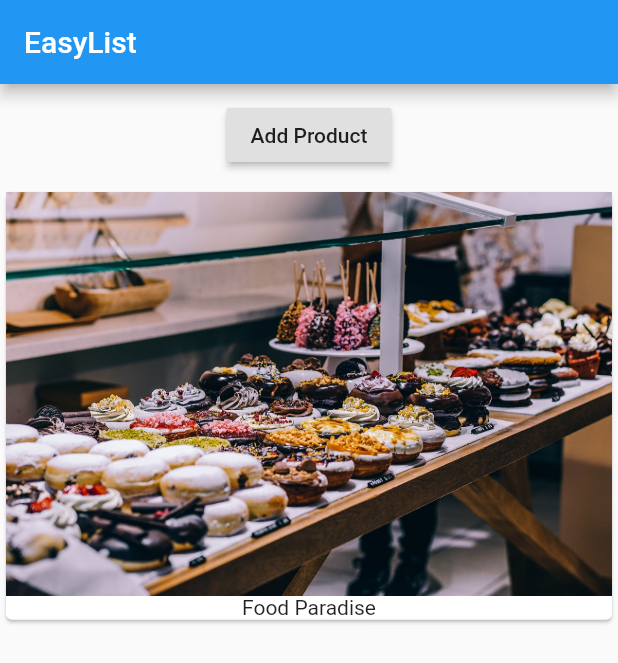
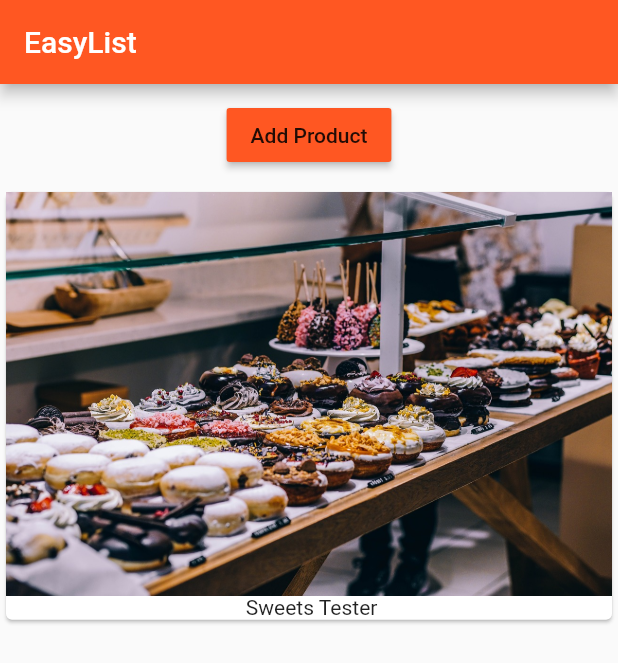
Before and after one commit to EYoung75/flutter-easyList, a Flutter app: the screen it shows after launch, on a phone screen of 412 x 824 dp. Shown: the top 663 px of the screen. Run offline on Flutter 3.47's test engine with Material 2 defaults, Android fonts, the phone set to English and light mode, and no system bars.

Commit message:
seperation of concerns for widgets, make products provider widget

```diff
--- a/lib/main.dart
+++ b/lib/main.dart
@@ -1,35 +1,22 @@
 import "package:flutter/material.dart";
+
+import "./product_manager.dart";
 
 void main() => runApp(MyApp());
 
-class MyApp extends StatelessWidget{
+class MyApp extends StatelessWidget {
+
   @override
   Widget build(BuildContext context) {
     return MaterialApp(
+      theme: ThemeData(
+        primarySwatch: Colors.deepOrange,
+        accentColor: Colors.deepPurple
+      ),
       debugShowCheckedModeBanner: false,
       home: Scaffold(
-        appBar: AppBar(
-          title: Text("EasyList")
-        ),
-        body: Column(
-          children: <Widget>[
-            Container(
-              margin: EdgeInsets.all(10.0),
-              child: RaisedButton(
-                onPressed: (){},
-                child: Text("Add Product"),
-              ),
-            ),
-            Card(
-              child: Column(
-                children: <Widget>[
-                  Image.asset("assets/food.jpg"),
-                  Text("Food Paradise")
-                ],
-              ),
-            ),
-          ],
-        ),
+        appBar: AppBar(title: Text("EasyList")),
+        body: ProductManager()
       ),
     );
   }
--- /dev/null
+++ b/lib/product_manager.dart
@@ -0,0 +1,46 @@
+import "package:flutter/material.dart";
+
+import "./products.dart";
+
+class ProductManager extends StatefulWidget {
+  final String startingProduct;
+
+  ProductManager({this.startingProduct = " Sweets Tester"});
+
+  @override
+  State<StatefulWidget> createState() {
+    // TODO: implement createState
+    return _ProductManagerState();
+  }
+}
+
+class _ProductManagerState extends State<ProductManager> {
+  List<String> _products = [];
+
+  @override
+  void initState() {
+    super.initState();
+    _products.add(widget.startingProduct);
+  }
+
+  @override
+  Widget build(BuildContext context) {
+    return Column(
+      children: <Widget>[
+        Container(
+          margin: EdgeInsets.all(10.0),
+          child: RaisedButton(
+            color: Theme.of(context).primaryColor,
+            onPressed: () {
+              setState(() {
+                _products.add("Advanced Food Tester");
+              });
+            },
+            child: Text("Add Product"),
+          ),
+        ),
+        Products(_products)
+      ],
+    );
+  }
+}
--- /dev/null
+++ b/lib/products.dart
@@ -0,0 +1,26 @@
+import "package:flutter/material.dart";
+
+class Products extends StatelessWidget {
+  final List<String> products;
+
+  Products([this.products = const []]);
+
+
+  @override
+  Widget build(BuildContext context) {
+    return Column(
+      children: products
+          .map(
+            (element) => Card(
+                  child: Column(
+                    children: <Widget>[
+                      Image.asset("assets/food.jpg"),
+                      Text(element)
+                    ],
+                  ),
+                ),
+          )
+          .toList(),
+    );
+  }
+}
```
